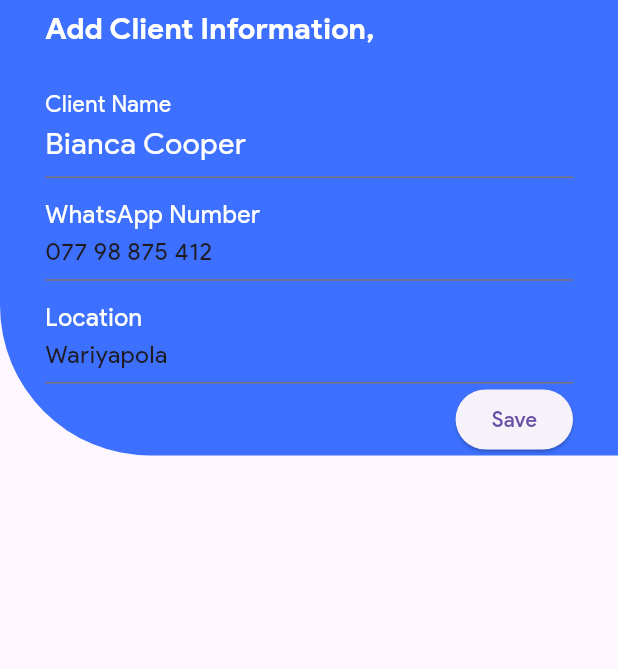
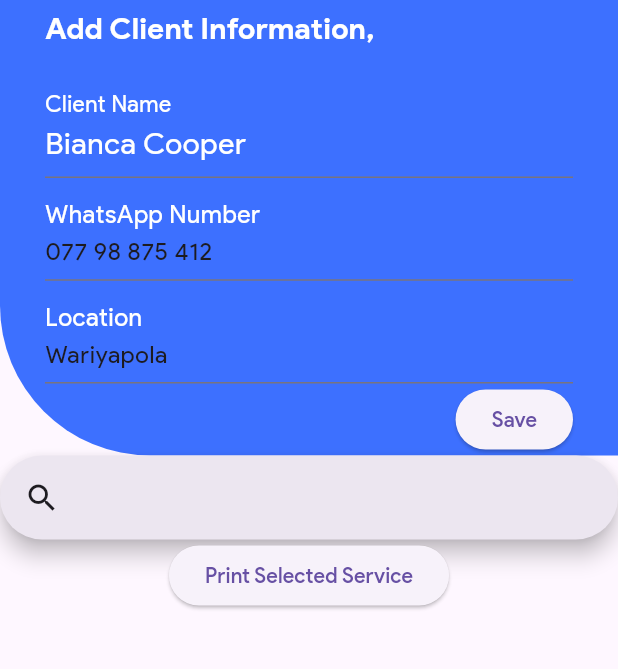
Before and after one commit to udithgunasekara/SalonBilling_MobileApp, a Flutter app: the screen it shows after launch, after a tap on "New Bill", on a phone screen of 412 x 824 dp, the part 77-746 px from its top. Run offline on Flutter 3.47's test engine with Material 3 defaults, Android fonts, the light colour scheme and no system bars; our stand-ins replace cloud_firestore, firebase_core; accounts and stored records are empty; generated files the repository leaves out were written again; network calls fail.

Commit message:
Created search feature and Hashing

```diff
--- a/lib/Model/service.dart
+++ b/lib/Model/service.dart
@@ -1,3 +1,8 @@
+import 'dart:io';
+
+import 'package:cloud_firestore/cloud_firestore.dart';
+import 'package:firebase_core/firebase_core.dart';
+
 class Service {
   final String providerName;
   final String serviceType;
@@ -11,3 +16,26 @@ class Service {
     required this.price,
   });
 }
+
+//Fetching the services list
+
+class ServiceRepository {
+  final FirebaseFirestore _firestore = FirebaseFirestore.instance;
+
+  Future<List<Map<String, dynamic>>> fetchServices() async {
+    try {
+      final snapshot = await _firestore.collection('Services').get();
+
+      return snapshot.docs
+          // ignore: unnecessary_cast
+          .map((doc) => doc.data() as Map<String, dynamic>)
+          .toList();
+    } on SocketException {
+      print('Internet is not working:');
+      throw Exception('Internet is not working:');
+    } catch (e) {
+      print('Error fetching Services list: $e');
+      throw Exception('Error fetching Services list: $e');
+    }
+  }
+}
--- a/lib/View/billingpage/add_service.dart
+++ b/lib/View/billingpage/add_service.dart
@@ -1,16 +1,69 @@
 //statefull
 import 'package:flutter/material.dart';
+import 'package:provider/provider.dart';
+import 'package:salon_mobile/ViewModel/service_view_model.dart';
 
-class MyWidget extends StatefulWidget {
-  const MyWidget({super.key});
+class ServiceInfor extends StatefulWidget {
+  const ServiceInfor({super.key});
 
   @override
-  State<MyWidget> createState() => _MyWidgetState();
+  State<ServiceInfor> createState() => _ServiceInforState();
 }
 
-class _MyWidgetState extends State<MyWidget> {
+class _ServiceInforState extends State<ServiceInfor> {
+  final SearchController _searchController = SearchController();
+  //final TextEditingController _searchController = TextEditingController();
+
+  String? controllerString;
+
+  @override
+  void initState() {
+    // TODO: implement initState
+    super.initState();
+    final serviceViewModel =
+        Provider.of<ServiceViewModel>(context, listen: false);
+    serviceViewModel
+        .fetchAndSaveServices(); // Fetch services when View is initialized
+  }
+
   @override
   Widget build(BuildContext context) {
-    return const Placeholder();
+    return Consumer<ServiceViewModel>(
+      builder: (context, serviceViewModel, child) {
+        return Column(
+          children: [
+            // Search bar to filter services
+            SearchAnchor.bar(
+              searchController: _searchController,
+              suggestionsBuilder:
+                  (BuildContext context, SearchController controller) {
+                final query = controller.text.toLowerCase();
+                final suggestions = serviceViewModel.services
+                    .where((service) =>
+                        service['name'].toLowerCase().contains(query))
+                    .toList();
+
+                return List<ListTile>.generate(suggestions.length, (int index) {
+                  final service = suggestions[index];
+                  return ListTile(
+                    title: Text(service['name']),
+                    onTap: () {
+                      controller.closeView(service['name']);
+                      controllerString = service['name'];
+                      print("Selected Service: $controllerString");
+                    },
+                  );
+                });
+              },
+            ),
+            ElevatedButton(
+                onPressed: () {
+                  print("Selected Service: $controllerString");
+                },
+                child: Text("Print Selected Service"))
+          ],
+        );
+      },
+    );
   }
 }
--- a/lib/View/billingpage/billing_page.dart
+++ b/lib/View/billingpage/billing_page.dart
@@ -1,5 +1,6 @@
 import 'package:flutter/material.dart';
 import 'package:salon_mobile/View/billingpage/add_client.dart';
+import 'package:salon_mobile/View/billingpage/add_service.dart';
 import 'package:salon_mobile/assets/theme/themecolor.dart';
 
 class BillingPage extends StatelessWidget {
@@ -24,9 +25,10 @@ class BillingPage extends StatelessWidget {
           child: const Column(
             children: [
               //add client information widget here
-              ClientInfor()
+              ClientInfor(),
 
               //add service list widget here
+              ServiceInfor()
             ],
           ),
         ));
--- a/lib/View/home_view.dart
+++ b/lib/View/home_view.dart
@@ -1,4 +1,5 @@
 import 'package:flutter/material.dart';
+import 'package:provider/provider.dart';
 
 import '../../assets/theme/themecolor.dart';
 import 'package:salon_mobile/View/serivce_title.dart';
@@ -6,9 +7,11 @@ import 'package:salon_mobile/ViewModel/home_view_model.dart';
 import 'package:intl/intl.dart';
 
 class HomeView extends StatelessWidget {
-  final HomeViewModel _viewModel;
+  // final HomeViewModel _viewModel;
 
-  const HomeView(this._viewModel, {super.key});
+  // const HomeView(this._viewModel, {super.key});
+
+  const HomeView({super.key});
 
   String getCurrentMonth() {
     final now = DateTime.now();
@@ -33,6 +36,7 @@ class HomeView extends StatelessWidget {
   @override
   Widget build(BuildContext context) {
     final currentDay = DateTime.now().day.toString(); // Get the current day
+    final homeViewModel = Provider.of<HomeViewModel>(context);
 
     return Scaffold(
       body: Column(
@@ -125,9 +129,9 @@ class HomeView extends StatelessWidget {
           ),
           Expanded(
             child: ListView.builder(
-              itemCount: _viewModel.services.length,
+              itemCount: homeViewModel.services.length,
               itemBuilder: (context, index) {
-                return ServiceTile(_viewModel.services[index]);
+                return ServiceTile(homeViewModel.services[index]);
               },
             ),
           ),
@@ -135,7 +139,7 @@ class HomeView extends StatelessWidget {
           //create a button
           ElevatedButton(
             onPressed: () {
-              _viewModel.navigateToNewBill(context);
+              homeViewModel.navigateToNewBill(context);
             },
             child: const Text('New Bill'),
           ),
--- a/lib/ViewModel/home_view_model.dart
+++ b/lib/ViewModel/home_view_model.dart
@@ -2,7 +2,7 @@ import 'package:flutter/material.dart';
 import 'package:salon_mobile/Model/service.dart';
 import 'package:salon_mobile/View/billingpage/billing_page.dart';
 
-class HomeViewModel {
+class HomeViewModel extends ChangeNotifier {
   final List<Service> _services = [
     Service(
       providerName: 'Nimal',
--- /dev/null
+++ b/lib/ViewModel/service_view_model.dart
@@ -0,0 +1,26 @@
+import 'dart:io';
+import 'package:flutter/material.dart';
+import 'package:salon_mobile/Model/service.dart';
+
+class ServiceViewModel extends ChangeNotifier {
+  final ServiceRepository _serviceRepository = ServiceRepository();
+
+  List<Map<String, dynamic>> _service = [];
+  Map<String, dynamic> _servicesHash = {};
+
+  // List<Map<String,dynamic>> get services => _service;
+  // Map<String, dynamic>> get servicesHash => _servicesHash;
+
+  List<Map<String, dynamic>> get services => _service;
+  Map<String, dynamic> get servicesHash => _servicesHash;
+
+  Future<void> fetchAndSaveServices() async {
+    try {
+      _service = await _serviceRepository.fetchServices();
+      _servicesHash = {for (var service in _service) service['id']: service};
+      notifyListeners();
+    } catch (e) {
+      print('Serive fetching Error: $e');
+    }
+  }
+}
--- a/lib/main.dart
+++ b/lib/main.dart
@@ -1,7 +1,9 @@
 import 'package:flutter/material.dart';
 import 'package:firebase_core/firebase_core.dart';
+import 'package:provider/provider.dart';
 import 'package:salon_mobile/View/home_view.dart';
 import 'package:salon_mobile/ViewModel/home_view_model.dart';
+import 'package:salon_mobile/ViewModel/service_view_model.dart';
 import 'firebase_options.dart';
 
 void main() async {
@@ -11,7 +13,15 @@ void main() async {
     options: DefaultFirebaseOptions.currentPlatform,
   );
 
-  runApp(const MyApp()); //Create Home Page and add here
+  runApp(
+    MultiProvider(
+      providers: [
+        Provider(create: (_) => ServiceViewModel()),
+        // other providers
+      ],
+      child: MyApp(),
+    ),
+  ); //Create Home Page and add here
 }
 
 class MyApp extends StatelessWidget {
@@ -40,7 +50,10 @@ class MyApp extends StatelessWidget {
           labelSmall: TextStyle(fontFamily: 'ProductSans'),
         ),
       ),
-      home: HomeView(HomeViewModel()),
+      home: ChangeNotifierProvider(
+        create: (context) => HomeViewModel(),
+        child: const HomeView(),
+      ),
     );
   }
 }
--- a/pubspec.yaml
+++ b/pubspec.yaml
@@ -39,6 +39,10 @@ dependencies:
   calendar_timeline: ^1.1.3
   intl: ^0.19.0
   # for activation and get letest version : press ctrl + space
+  cloud_firestore: ^5.5.1
+  provider: ^6.1.2
+
+
 
 dev_dependencies:
   flutter_test:
```
Also changed, not shown: pubspec.lock.
